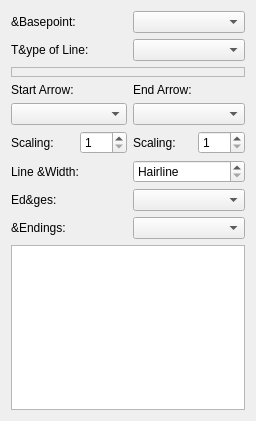
Before: the Qt Designer form scribus/ui/propertiespalette_linebase.ui in scribusproject/scribus, drawn with Qt 5.
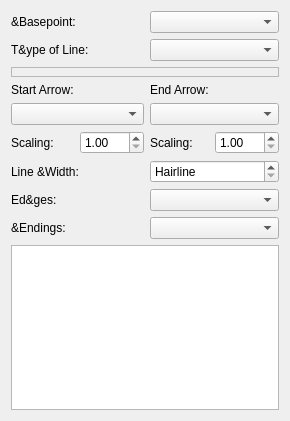
After: the same form once the commit is applied. Custom widgets are drawn as their Qt base class.

```diff
--- a/scribus/ui/propertiespalette_linebase.ui
+++ b/scribus/ui/propertiespalette_linebase.ui
@@ -78,7 +78,7 @@
     </widget>
    </item>
    <item row="5" column="1">
-    <widget class="QSpinBox" name="startArrowScale">
+    <widget class="ScrSpinBox" name="startArrowScale">
      <property name="minimum">
       <number>1</number>
      </property>
@@ -95,7 +95,7 @@
     </widget>
    </item>
    <item row="5" column="3">
-    <widget class="QSpinBox" name="endArrowScale">
+    <widget class="ScrSpinBox" name="endArrowScale">
      <property name="minimum">
       <number>1</number>
      </property>
```
